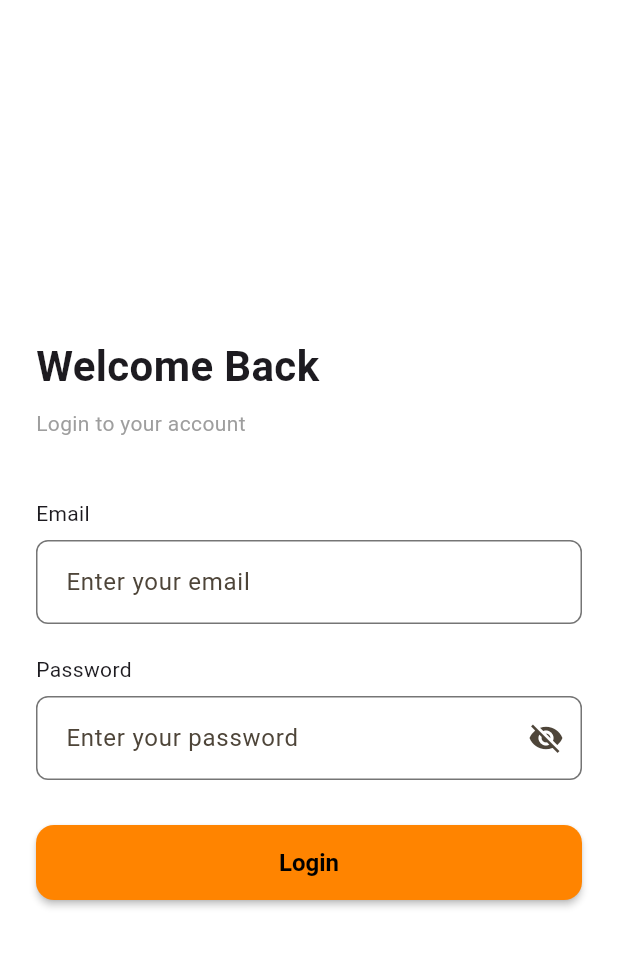
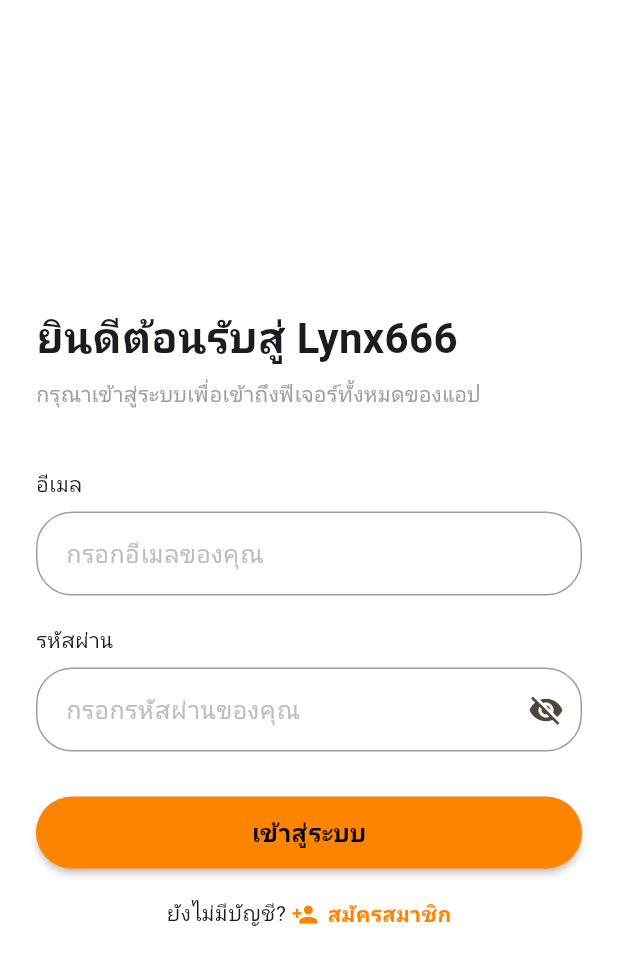
Before and after one commit to nabhon/lynx666, a Flutter app: the screen it shows after launch, on a phone screen of 412 x 824 dp. Shown: the top 965 px of the screen. Run offline on Flutter 3.47's test engine with Material 3 defaults, Android fonts, the phone set to English and light mode, and no system bars; our stand-ins replace flutter_dotenv, flutter_riverpod, go_router, google_fonts, image_picker, riverpod_annotation and 1 more; accounts and stored records are empty; generated files the repository leaves out were written again; Roboto replaces fonts that are missing (Kanit).

Commit message:
ปรับแต่ง Style ให้เป็นภาษาไทยและรูปแบบกรอบต่างๆ

```diff
--- a/lib/presentation/screens/login/login_screen.dart
+++ b/lib/presentation/screens/login/login_screen.dart
@@ -1,5 +1,6 @@
 import 'package:flutter/material.dart';
 import 'package:supabase_flutter/supabase_flutter.dart';
+import 'package:go_router/go_router.dart'; // ใช้ redirect
 
 class LoginScreen extends StatefulWidget {
   const LoginScreen({super.key});
@@ -16,6 +17,17 @@
 
   bool _isLoading = false;
   bool _obscurePassword = true;
+
+  @override
+  void initState() {
+    super.initState();
+
+    /// ถ้า login อยู่แล้ว เข้าแอปเลย
+    final user = _supabase.auth.currentUser;
+    if (user != null) {
+      Future.microtask(() => context.go('/home'));
+    }
+  }
 
   @override
   void dispose() {
@@ -36,18 +48,15 @@
     setState(() => _isLoading = true);
 
     try {
-      await _supabase.auth.signInWithPassword(
-        email: email,
-        password: password,
-      );
+      await _supabase.auth.signInWithPassword(email: email, password: password);
 
-      _showSnackBar("Login success 🎉");
+      _showSnackBar("เข้าสู่ระบบสำเร็จ");
 
-      // 👉 ไปหน้า home
-      // context.go('/home');
+      // เข้าแอป
+      context.go('/home');
 
     } on AuthException catch (e) {
-      _showSnackBar(e.message);
+      _showSnackBar("อีเมลหรือรหัสผ่านไม่ถูกต้อง");
     } catch (e) {
       _showSnackBar("เกิดข้อผิดพลาด");
     }
@@ -56,9 +65,9 @@
   }
 
   void _showSnackBar(String message) {
-    ScaffoldMessenger.of(context).showSnackBar(
-      SnackBar(content: Text(message)),
-    );
+    ScaffoldMessenger.of(
+      context,
+    ).showSnackBar(SnackBar(content: Text(message)));
   }
 
   @override
@@ -75,30 +84,44 @@
                 children: [
                   /// Title
                   const Text(
-                    "Welcome Back",
-                    style: TextStyle(
-                      fontSize: 28,
-                      fontWeight: FontWeight.bold,
-                    ),
+                    "ยินดีต้อนรับสู่ Lynx666",
+                    style: TextStyle(fontSize: 28, fontWeight: FontWeight.bold),
                   ),
                   const SizedBox(height: 8),
                   const Text(
-                    "Login to your account",
+                    "กรุณาเข้าสู่ระบบเพื่อเข้าถึงฟีเจอร์ทั้งหมดของแอป",
                     style: TextStyle(color: Colors.grey),
                   ),
 
                   const SizedBox(height: 40),
 
                   /// Email
-                  const Text("Email"),
+                  const Text("อีเมล"),
                   const SizedBox(height: 8),
+
                   TextField(
                     controller: _emailController,
                     keyboardType: TextInputType.emailAddress,
+                    style: const TextStyle(fontSize: 16),
+
                     decoration: InputDecoration(
-                      hintText: "Enter your email",
+                      hintText: "กรอกอีเมลของคุณ",
+                      hintStyle: TextStyle(color: Colors.grey.shade400),
                       border: OutlineInputBorder(
-                        borderRadius: BorderRadius.circular(12),
+                        borderRadius: BorderRadius.circular(24),
+                      ),
+
+                      enabledBorder: OutlineInputBorder(
+                        borderRadius: BorderRadius.circular(24),
+                        borderSide: BorderSide(color: Colors.grey),
+                      ),
+
+                      focusedBorder: OutlineInputBorder(
+                        borderRadius: BorderRadius.circular(24),
+                        borderSide: const BorderSide(
+                          color: Color(0xFFFF8400),
+                          width: 2,
+                        ),
                       ),
                     ),
                   ),
@@ -106,16 +129,34 @@
                   const SizedBox(height: 20),
 
                   /// Password
-                  const Text("Password"),
+                  const Text("รหัสผ่าน"),
                   const SizedBox(height: 8),
+
                   TextField(
                     controller: _passwordController,
                     obscureText: _obscurePassword,
+                    style: const TextStyle(fontSize: 16),
+
                     decoration: InputDecoration(
-                      hintText: "Enter your password",
+                      hintText: "กรอกรหัสผ่านของคุณ",
+                      hintStyle: TextStyle(color: Colors.grey.shade400),
                       border: OutlineInputBorder(
-                        borderRadius: BorderRadius.circular(12),
+                        borderRadius: BorderRadius.circular(24),
                       ),
+
+                      enabledBorder: OutlineInputBorder(
+                        borderRadius: BorderRadius.circular(24),
+                        borderSide: BorderSide(color: Colors.grey),
+                      ),
+
+                      focusedBorder: OutlineInputBorder(
+                        borderRadius: BorderRadius.circular(24),
+                        borderSide: const BorderSide(
+                          color: Color(0xFFFF8400),
+                          width: 2,
+                        ),
+                      ),
+
                       suffixIcon: IconButton(
                         icon: Icon(
                           _obscurePassword
@@ -133,28 +174,61 @@
 
                   const SizedBox(height: 30),
 
-                  /// Button
+                  /// Login Button
                   SizedBox(
                     width: double.infinity,
-                    height: 50,
+                    height: 48,
                     child: ElevatedButton(
                       onPressed: _isLoading ? null : _login,
                       style: ElevatedButton.styleFrom(
                         backgroundColor: const Color(0xFFFF8400),
                         shape: RoundedRectangleBorder(
-                          borderRadius: BorderRadius.circular(12),
+                          borderRadius: BorderRadius.circular(24),
                         ),
                       ),
                       child: _isLoading
                           ? const CircularProgressIndicator(color: Colors.white)
                           : const Text(
-                              "Login",
+                              "เข้าสู่ระบบ",
                               style: TextStyle(
                                 fontSize: 16,
+                                fontWeight: FontWeight.w600,
+                                letterSpacing: 0.3,
+                              ),
+                            ),
+                    ),
+                  ),
+
+                  const SizedBox(height: 20),
+
+                  /// Register Section
+                  Row(
+                    mainAxisAlignment: MainAxisAlignment.center,
+                    children: [
+                      const Text("ยังไม่มีบัญชี? "),
+                      GestureDetector(
+                        onTap: () {
+                          context.go('/register');
+                        },
+                        child: const Row(
+                          children: [
+                            Icon(
+                              Icons.person_add,
+                              size: 18,
+                              color: Color(0xFFFF8400),
+                            ),
+                            SizedBox(width: 6),
+                            Text(
+                              "สมัครสมาชิก",
+                              style: TextStyle(
+                                color: Color(0xFFFF8400),
                                 fontWeight: FontWeight.bold,
                               ),
                             ),
-                    ),
+                          ],
+                        ),
+                      ),
+                    ],
                   ),
                 ],
               ),
```
